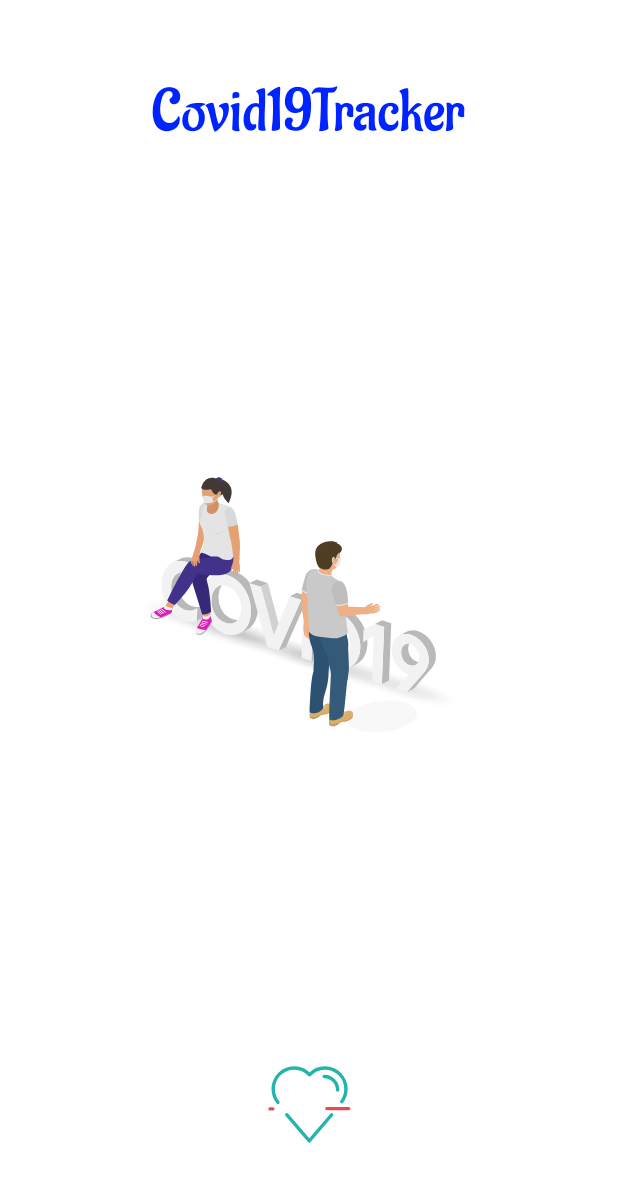
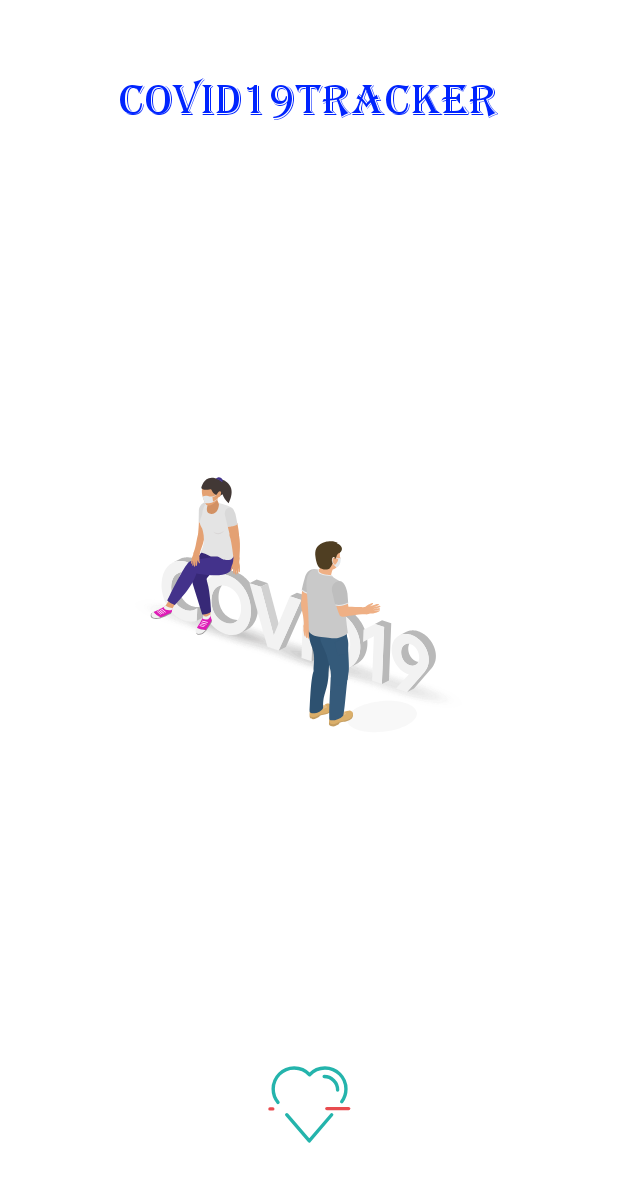
Before and after one commit to anupam2020/Covid19Tracker, an Android app: the layout activity_splash_screen.xml on its own in the app's theme, with its tools: preview values and no code run, on a phone screen of 412 x 824 dp. Shown: the top 1182 px of the screen. Run offline under Robolectric (Android 15) with nearby library versions, the phone set to English and light mode, and no system bars.

Commit message:
New Font Added!

```diff
--- a/app/src/main/res/layout/activity_splash_screen.xml
+++ b/app/src/main/res/layout/activity_splash_screen.xml
@@ -12,8 +12,8 @@
         android:layout_height="wrap_content"
         android:text="Covid19Tracker"
         android:layout_marginTop="50dp"
-        android:textSize="40dp"
-        android:fontFamily="@font/aladin"
+        android:textSize="30dp"
+        android:fontFamily="@font/algerian"
         android:textColor="@color/blue"
         android:layout_centerHorizontal="true"
         android:id="@+id/splashText"/>
```
Also changed, not shown: app/src/main/res/layout/activity_main.xml (+4 -4 lines), app/src/main/res/font/algerian.ttf (added), app/src/main/res/font/dream_road.ttf (added).
